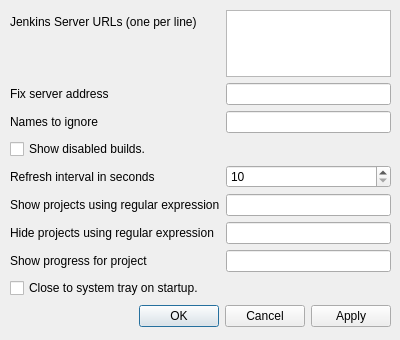
XsparkieX/BuildMonitor, file BuildMonitor/Settings.ui: the form before one commit.
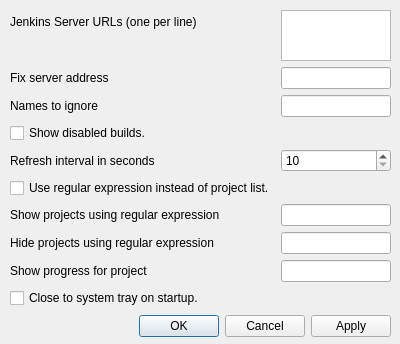
The form after the commit.

Commit message: Added a project picker dialog.

```diff
--- a/BuildMonitor/Settings.ui
+++ b/BuildMonitor/Settings.ui
@@ -7,7 +7,7 @@
     <x>0</x>
     <y>0</y>
     <width>400</width>
-    <height>340</height>
+    <height>344</height>
    </rect>
   </property>
   <property name="windowTitle">
@@ -17,7 +17,7 @@
    <property name="geometry">
     <rect>
      <x>10</x>
-     <y>300</y>
+     <y>310</y>
      <width>381</width>
      <height>32</height>
     </rect>
@@ -35,7 +35,7 @@
      <x>10</x>
      <y>10</y>
      <width>381</width>
-     <height>288</height>
+     <height>298</height>
     </rect>
    </property>
    <layout class="QFormLayout" name="formLayout">
@@ -104,36 +104,43 @@
      </widget>
     </item>
     <item row="5" column="0">
+     <widget class="QCheckBox" name="useRegExProjectFilter">
+      <property name="text">
+       <string>Use regular expression instead of project list.</string>
+      </property>
+     </widget>
+    </item>
+    <item row="6" column="0">
      <widget class="QLabel" name="projectIncludeRegExpLabel">
       <property name="text">
        <string>Show projects using regular expression</string>
       </property>
      </widget>
     </item>
-    <item row="5" column="1">
+    <item row="6" column="1">
      <widget class="QLineEdit" name="projectIncludeRegExp"/>
     </item>
-	<item row="6" column="0">
+    <item row="7" column="0">
      <widget class="QLabel" name="projectExcludeRegExpLabel">
       <property name="text">
        <string>Hide projects using regular expression</string>
       </property>
      </widget>
     </item>
-    <item row="6" column="1">
+    <item row="7" column="1">
      <widget class="QLineEdit" name="projectExcludeRegExp"/>
     </item>
-    <item row="7" column="0">
+    <item row="8" column="0">
      <widget class="QLabel" name="label_3">
       <property name="text">
        <string>Show progress for project</string>
       </property>
      </widget>
     </item>
-    <item row="7" column="1">
+    <item row="8" column="1">
      <widget class="QLineEdit" name="showProgressForProject"/>
     </item>
-    <item row="8" column="0">
+    <item row="9" column="0">
      <widget class="QCheckBox" name="closeToTrayOnStartup">
       <property name="text">
        <string>Close to system tray on startup.</string>
```
Left out of the diff: 1 changed line with no effect on the pictures. The commit also changes 14 other files.
